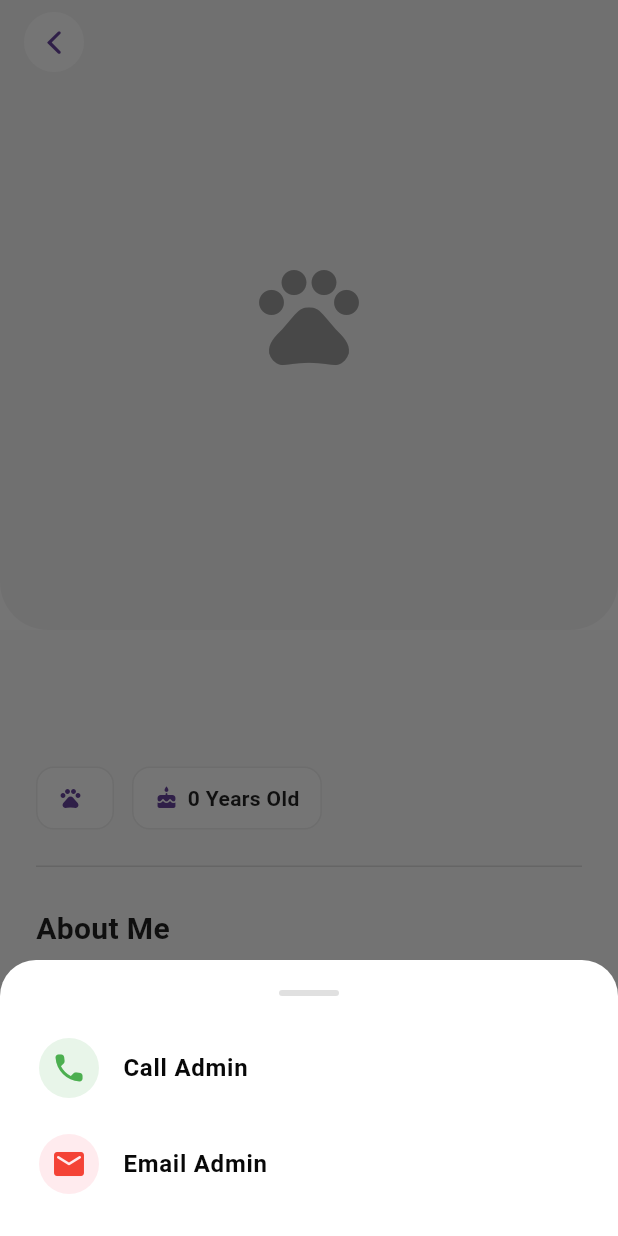
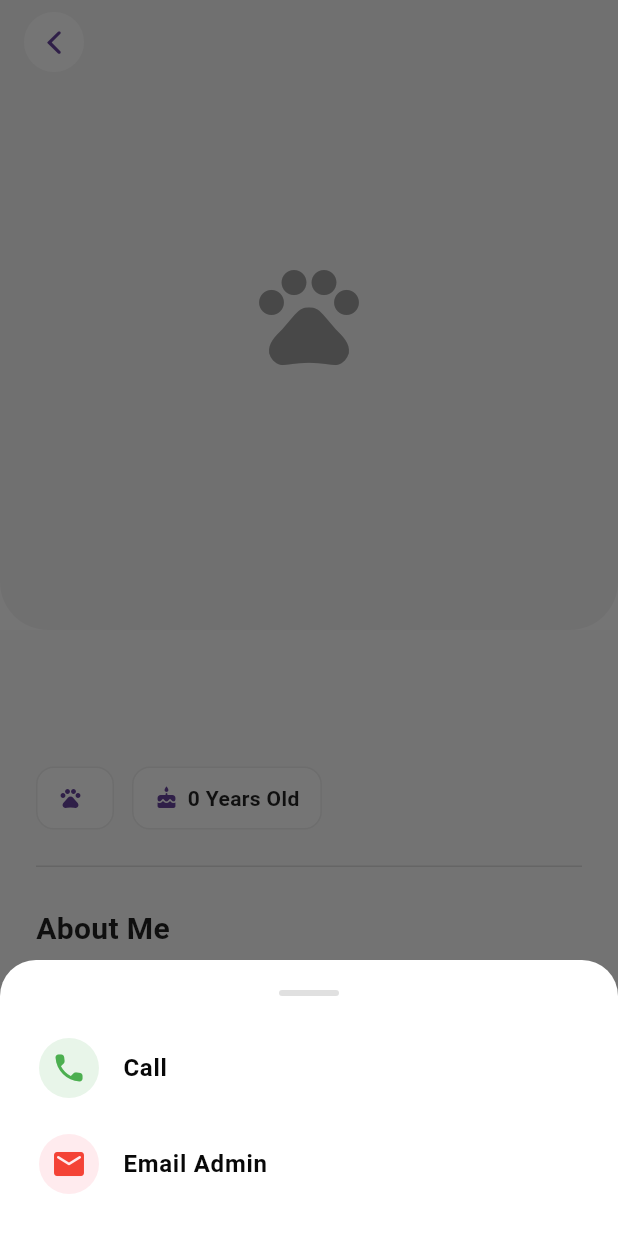
Before and after one commit to SoeThiriKhaing/pet_adoption, a Flutter app: the _PetDetailView screen opened directly with empty values, after a tap on "Adopt Me Now", on a phone screen of 412 x 824 dp. Run offline on Flutter 3.47's test engine with Material 3 defaults, Android fonts, the phone set to English and light mode, and no system bars; our stand-ins replace bloc, cloud_firestore, device_info_plus, easy_debounce, easy_localization, firebase_auth and 11 more; accounts and stored records are empty; network calls fail.

Commit message:
update text

```diff
--- a/lib/presentation/pet_detail/pet_detail.dart
+++ b/lib/presentation/pet_detail/pet_detail.dart
@@ -235,7 +235,7 @@ class _PetDetailView extends StatelessWidget {
                 child: const Icon(Icons.phone_rounded, color: Colors.green),
               ),
               title: const Text(
-                "Call Admin",
+                "Call",
                 style: TextStyle(fontWeight: FontWeight.bold),
               ),
               onTap: () {
```
